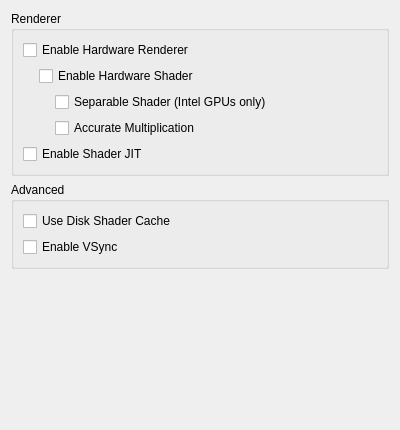
Before: the Qt Designer form src/citra_qt/configuration/configure_graphics.ui in wings110/citra, drawn with Qt 5.
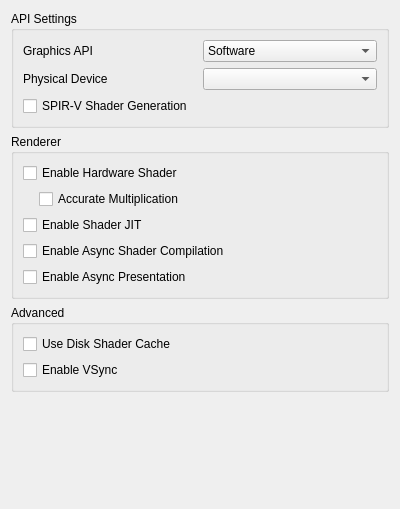
After: the same form once the commit is applied.

```diff
--- a/src/citra_qt/configuration/configure_graphics.ui
+++ b/src/citra_qt/configuration/configure_graphics.ui
@@ -7,7 +7,7 @@
     <x>0</x>
     <y>0</y>
     <width>400</width>
-    <height>430</height>
+    <height>509</height>
    </rect>
   </property>
   <property name="minimumSize">
@@ -20,27 +20,105 @@
    <string>Form</string>
   </property>
   <layout class="QVBoxLayout" name="verticalLayout">
+   <item>
+    <widget class="QGroupBox" name="apiBox">
+     <property name="title">
+      <string>API Settings</string>
+     </property>
+     <layout class="QVBoxLayout" name="verticalLayout_3">
+      <item>
+       <widget class="QWidget" name="graphics_api_group" native="true">
+        <layout class="QHBoxLayout" name="graphics_api_group_2">
+         <property name="leftMargin">
+          <number>0</number>
+         </property>
+         <property name="topMargin">
+          <number>0</number>
+         </property>
+         <property name="rightMargin">
+          <number>0</number>
+         </property>
+         <property name="bottomMargin">
+          <number>0</number>
+         </property>
+         <item>
+          <widget class="QLabel" name="graphics_api_label">
+           <property name="text">
+            <string>Graphics API</string>
+           </property>
+          </widget>
+         </item>
+         <item>
+          <widget class="QComboBox" name="graphics_api_combo">
+           <item>
+            <property name="text">
+             <string>Software</string>
+            </property>
+           </item>
+           <item>
+            <property name="text">
+             <string>OpenGL</string>
+            </property>
+           </item>
+           <item>
+            <property name="text">
+             <string>Vulkan</string>
+            </property>
+           </item>
+          </widget>
+         </item>
+        </layout>
+       </widget>
+      </item>
+      <item>
+       <widget class="QWidget" name="physical_device_group" native="true">
+        <layout class="QHBoxLayout" name="physical_device_group_2">
+         <property name="leftMargin">
+          <number>0</number>
+         </property>
+         <property name="topMargin">
+          <number>0</number>
+         </property>
+         <property name="rightMargin">
+          <number>0</number>
+         </property>
+         <property name="bottomMargin">
+          <number>0</number>
+         </property>
+         <item>
+          <widget class="QLabel" name="physical_device_label">
+           <property name="text">
+            <string>Physical Device</string>
+           </property>
+          </widget>
+         </item>
+         <item>
+          <widget class="QComboBox" name="physical_device_combo"/>
+         </item>
+        </layout>
+       </widget>
+      </item>
+      <item>
+       <widget class="QCheckBox" name="spirv_shader_gen">
+        <property name="text">
+         <string>SPIR-V Shader Generation</string>
+        </property>
+       </widget>
+      </item>
+     </layout>
+    </widget>
+   </item>
    <item>
     <widget class="QGroupBox" name="rendererBox">
      <property name="title">
       <string>Renderer</string>
      </property>
      <layout class="QVBoxLayout" name="verticalLayout_6">
-      <item>
-       <widget class="QCheckBox" name="toggle_hw_renderer">
-        <property name="toolTip">
-         <string>&lt;html&gt;&lt;head/&gt;&lt;body&gt;&lt;p&gt;Use OpenGL to accelerate rendering.&lt;/p&gt;&lt;p&gt;Disable to debug graphics-related problem.&lt;/p&gt;&lt;/body&gt;&lt;/html&gt;</string>
-        </property>
-        <property name="text">
-         <string>Enable Hardware Renderer</string>
-        </property>
-       </widget>
-      </item>
       <item>
        <widget class="QWidget" name="hw_renderer_group" native="true">
         <layout class="QVBoxLayout" name="verticalLayout_5">
          <property name="leftMargin">
-          <number>16</number>
+          <number>0</number>
          </property>
          <property name="topMargin">
           <number>0</number>
@@ -76,13 +154,6 @@
             <property name="bottomMargin">
              <number>0</number>
             </property>
-            <item>
-             <widget class="QCheckBox" name="toggle_separable_shader">
-              <property name="text">
-               <string>Separable Shader (Intel GPUs only)</string>
-              </property>
-             </widget>
-            </item>
             <item>
              <widget class="QCheckBox" name="toggle_accurate_mul">
               <property name="toolTip">
@@ -109,6 +180,26 @@
         </property>
        </widget>
       </item>
+      <item>
+       <widget class="QCheckBox" name="toggle_async_shaders">
+        <property name="toolTip">
+         <string>&lt;html&gt;&lt;head/&gt;&lt;body&gt;&lt;p&gt;Compile shaders using background threads to avoid shader compilation stutter. Expect temporary graphical glitches&lt;/p&gt;&lt;/body&gt;&lt;/html&gt;</string>
+        </property>
+        <property name="text">
+         <string>Enable Async Shader Compilation</string>
+        </property>
+       </widget>
+      </item>
+      <item>
+       <widget class="QCheckBox" name="toggle_async_present">
+        <property name="toolTip">
+         <string>&lt;html&gt;&lt;head/&gt;&lt;body&gt;&lt;p&gt;Perform presentation on separate threads. Improves performance when using Vulkan in most games.&lt;/p&gt;&lt;/body&gt;&lt;/html&gt;</string>
+        </property>
+        <property name="text">
+         <string>Enable Async Presentation</string>
+        </property>
+       </widget>
+      </item>
      </layout>
     </widget>
    </item>
@@ -118,16 +209,16 @@
       <string>Advanced</string>
      </property>
      <layout class="QVBoxLayout" name="verticalLayout_2">
-       <item>
-         <widget class="QCheckBox" name="toggle_disk_shader_cache">
-           <property name="toolTip">
-             <string>&lt;html&gt;&lt;head/&gt;&lt;body&gt;&lt;p&gt;Reduce stuttering by storing and loading generated shaders to disk.&lt;/p&gt;&lt;/body&gt;&lt;/html&gt;</string>
-           </property>
-           <property name="text">
-             <string>Use Disk Shader Cache</string>
-           </property>
-         </widget>
-       </item>
+      <item>
+       <widget class="QCheckBox" name="toggle_disk_shader_cache">
+        <property name="toolTip">
+         <string>&lt;html&gt;&lt;head/&gt;&lt;body&gt;&lt;p&gt;Reduce stuttering by storing and loading generated shaders to disk.&lt;/p&gt;&lt;/body&gt;&lt;/html&gt;</string>
+        </property>
+        <property name="text">
+         <string>Use Disk Shader Cache</string>
+        </property>
+       </widget>
+      </item>
       <item>
        <widget class="QCheckBox" name="toggle_vsync_new">
         <property name="toolTip">
```
Left out of the diff: 11 changed lines with no effect on the pictures.
